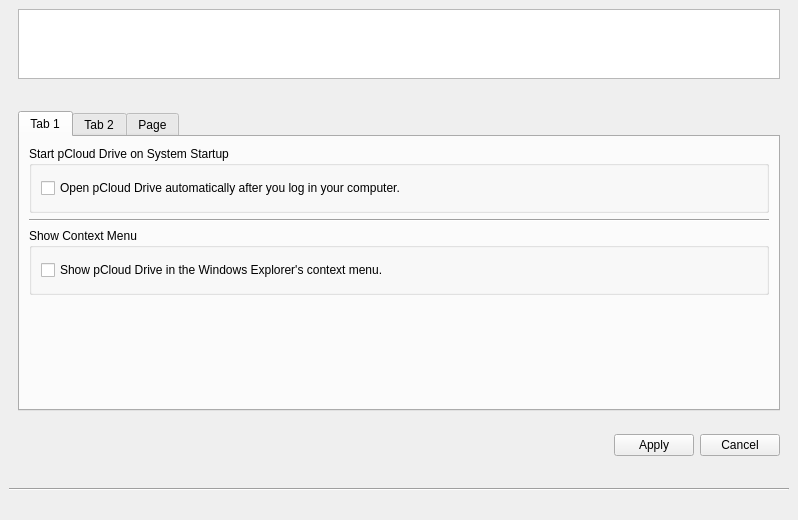
Before: the Qt Designer form pcloudwindow.ui in pcloudcom/psyncgui, drawn with Qt 5.
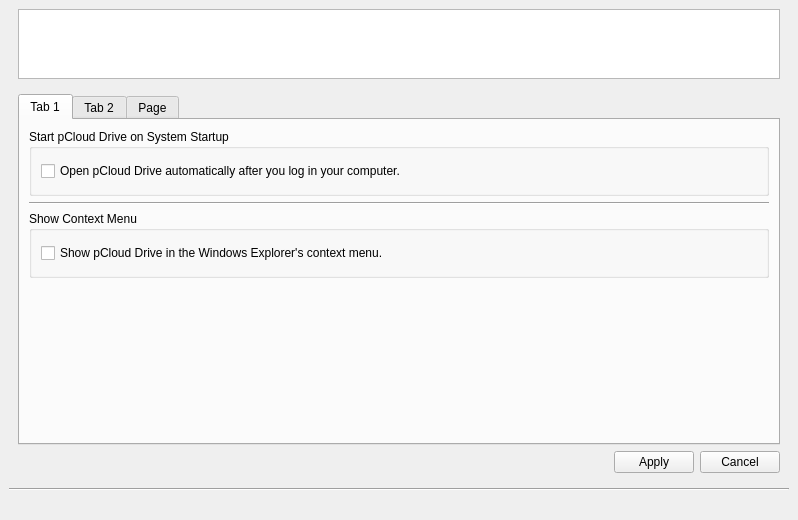
After: the same form once the commit is applied. The open tabs and pages were chosen to show the change. Icons and pictures are not drawn.

Commit message: settns for lin

The edit to the form file:
```diff
--- a/pcloudwindow.ui
+++ b/pcloudwindow.ui
@@ -1037,7 +1037,7 @@
             <property name="maximumSize">
              <size>
               <width>16777215</width>
-              <height>300</height>
+              <height>390</height>
              </size>
             </property>
             <property name="currentIndex">
```
Left out of the diff: 26 changed lines with no effect on the pictures.
